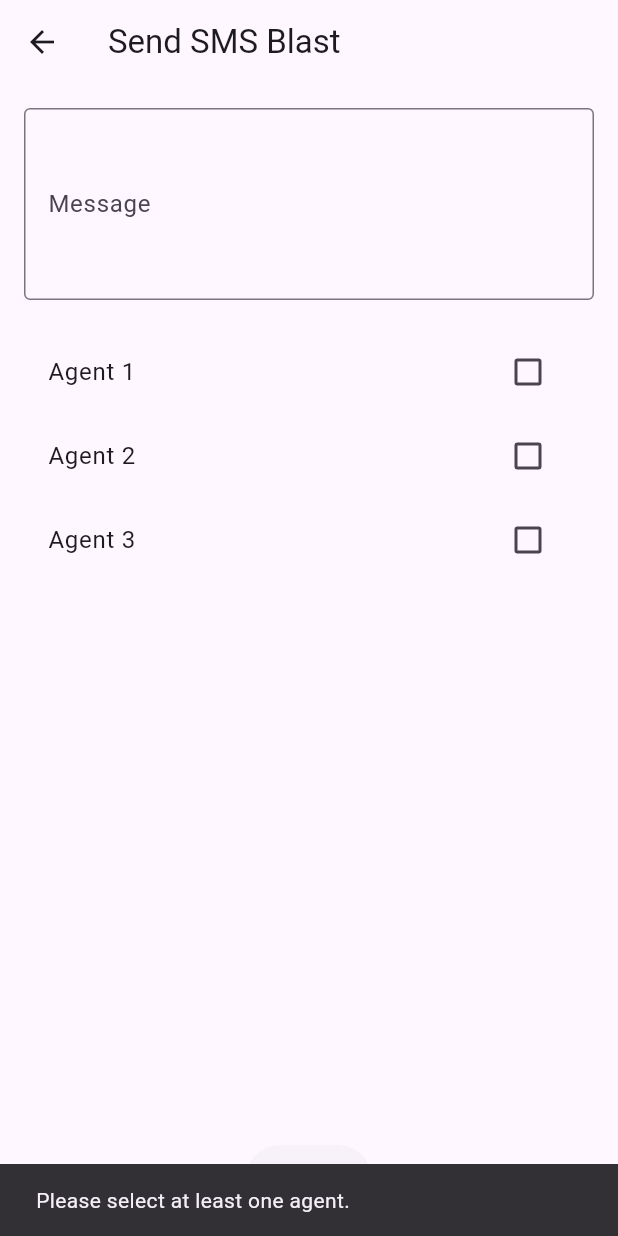
After one commit to bbnoni/pdf_manager_flutter, a Flutter app: the SmsBlastScreen screen opened directly, after a tap on "Send", on a phone screen of 412 x 824 dp. The commit adds this screen. Run offline on Flutter 3.47's test engine with Material 3 defaults, Android fonts, the phone set to English and light mode, and no system bars; our stand-ins replace dio, file_picker, firebase_core, flutter_secure_storage, open_file, supabase_flutter; missing offline and left inert: syncfusion_flutter_pdfviewer; accounts and stored records are empty; network calls fail.

Commit message:
End of Project Phase 2 add on

```diff
--- a/lib/manager_commission_screen.dart
+++ b/lib/manager_commission_screen.dart
@@ -3,6 +3,7 @@ import 'dart:io' show File;
 import 'package:agentportal/audit_log_screen.dart';
 import 'package:agentportal/delete_commission_screen.dart';
 import 'package:agentportal/dio_client.dart';
+import 'package:agentportal/sms_blast_screen.dart';
 import 'package:dio/dio.dart';
 import 'package:file_picker/file_picker.dart';
 import 'package:flutter/foundation.dart';
@@ -547,6 +548,12 @@ class _ManagerCommissionScreenState extends State<ManagerCommissionScreen> {
                   color: Colors.white)),
         ),
         _buildSidebarItem(Icons.dashboard, "Dashboard"),
+        _buildSidebarItem(Icons.sms, "Send SMS Blast", onTap: () {
+          Navigator.push(
+            context,
+            MaterialPageRoute(builder: (context) => const SmsBlastScreen()),
+          );
+        }),
         _buildSidebarItem(Icons.payment, "View Payments", onTap: () {
           Navigator.push(
             context,
--- /dev/null
+++ b/lib/sms_blast_screen.dart
@@ -0,0 +1,87 @@
+import 'package:flutter/material.dart';
+
+class SmsBlastScreen extends StatefulWidget {
+  const SmsBlastScreen({Key? key}) : super(key: key);
+
+  @override
+  _SmsBlastScreenState createState() => _SmsBlastScreenState();
+}
+
+class _SmsBlastScreenState extends State<SmsBlastScreen> {
+  final TextEditingController _messageController = TextEditingController();
+  final List<String> _agents = [
+    'Agent 1',
+    'Agent 2',
+    'Agent 3'
+  ]; // Replace with dynamic data
+  final List<String> _selectedAgents = [];
+
+  void _sendSmsBlast() {
+    if (_selectedAgents.isEmpty) {
+      ScaffoldMessenger.of(context).showSnackBar(
+        const SnackBar(content: Text('Please select at least one agent.')),
+      );
+      return;
+    }
+    if (_messageController.text.trim().isEmpty) {
+      ScaffoldMessenger.of(context).showSnackBar(
+        const SnackBar(content: Text('Message cannot be empty.')),
+      );
+      return;
+    }
+    // Implement the logic to send SMS here
+    ScaffoldMessenger.of(context).showSnackBar(
+      const SnackBar(content: Text('SMS blast sent successfully!')),
+    );
+    _messageController.clear();
+    setState(() {
+      _selectedAgents.clear();
+    });
+  }
+
+  @override
+  Widget build(BuildContext context) {
+    return Scaffold(
+      appBar: AppBar(title: const Text('Send SMS Blast')),
+      body: Padding(
+        padding: const EdgeInsets.all(16.0),
+        child: Column(
+          children: [
+            TextField(
+              controller: _messageController,
+              maxLines: 4,
+              decoration: const InputDecoration(
+                labelText: 'Message',
+                border: OutlineInputBorder(),
+              ),
+            ),
+            const SizedBox(height: 20),
+            Expanded(
+              child: ListView(
+                children: _agents.map((agent) {
+                  return CheckboxListTile(
+                    title: Text(agent),
+                    value: _selectedAgents.contains(agent),
+                    onChanged: (bool? selected) {
+                      setState(() {
+                        if (selected == true) {
+                          _selectedAgents.add(agent);
+                        } else {
+                          _selectedAgents.remove(agent);
+                        }
+                      });
+                    },
+                  );
+                }).toList(),
+              ),
+            ),
+            ElevatedButton(
+              onPressed: _sendSmsBlast,
+              child: const Text('Send'),
+            ),
+          ],
+        ),
+      ),
+    );
+  }
+}
```
